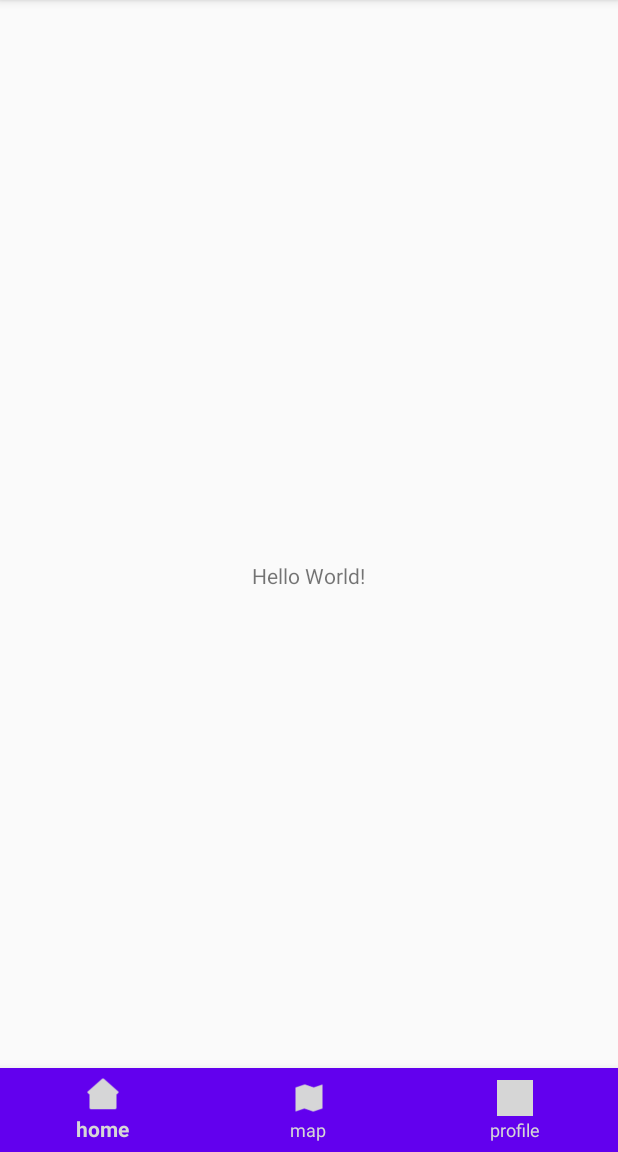
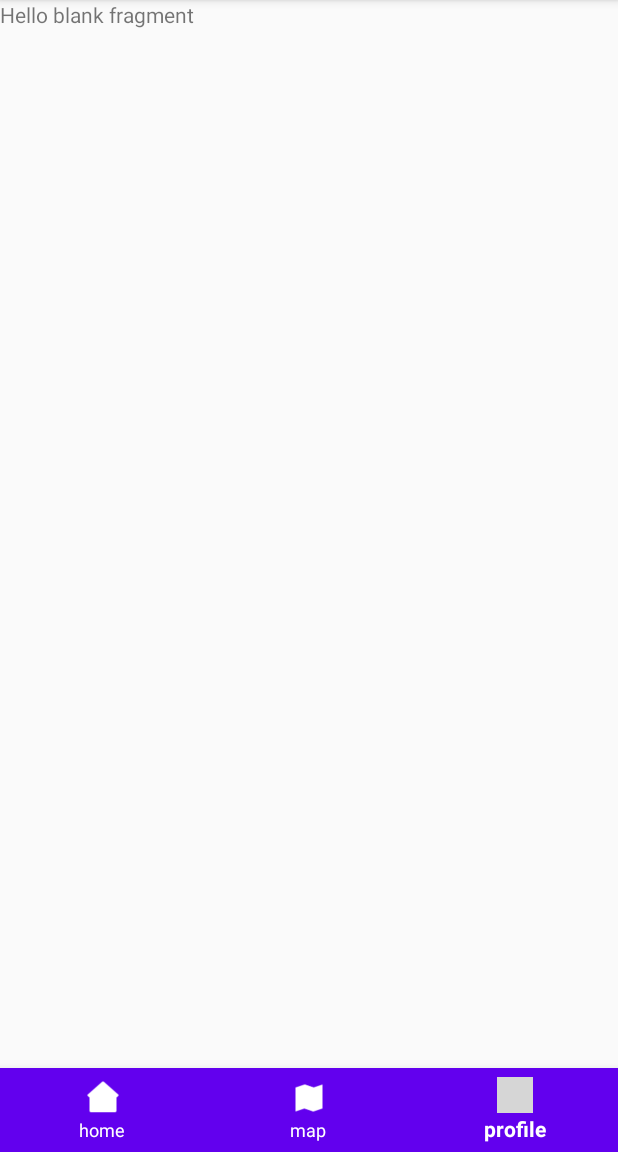
Before and after one commit to belainehi/android-app, an Android app: the MainActivity screen opened directly, with no data from a screen before it, on a phone screen of 412 x 824 dp, the part 84-1236 px from its top. Run offline under Robolectric (Android 15) with nearby library versions, the phone set to English and light mode, and no system bars; grey boxes are pictures that could not be loaded.

Commit message:
Completed Fragments and bottom navigation

```diff
--- a/app/build.gradle
+++ b/app/build.gradle
@@ -36,6 +36,8 @@ dependencies {
     implementation 'com.google.firebase:firebase-analytics:17.5.0'
     implementation 'com.google.firebase:firebase-database:19.3.1'
     implementation 'com.google.firebase:firebase-auth:19.3.2'
+    implementation 'com.squareup.picasso:picasso:2.71828'
+    implementation 'de.hdodenhof:circleimageview:3.1.0'
 
     implementation "androidx.appcompat:appcompat:${appCompatVersion}"
     implementation "com.google.android.material:material:${designSupportVersion}"
--- a/app/src/main/java/com/Team/volunteer_info/MainActivity.java
+++ b/app/src/main/java/com/Team/volunteer_info/MainActivity.java
@@ -2,15 +2,21 @@ package com.Team.volunteer_info;
 
 import androidx.annotation.NonNull;
 import androidx.appcompat.app.AppCompatActivity;
+import androidx.fragment.app.Fragment;
+import androidx.fragment.app.FragmentManager;
 
-import android.content.Intent;
 import android.os.Bundle;
 import android.view.MenuItem;
+import android.widget.Toast;
 
+import com.Team.volunteer_info.fragments.FragmentFeed;
+import com.Team.volunteer_info.fragments.MapFragment;
+import com.Team.volunteer_info.fragments.ProfileFragment;
 import com.google.android.material.bottomnavigation.BottomNavigationView;
 
 public class MainActivity extends AppCompatActivity {
     private BottomNavigationView bottomNavigationView;
+    final FragmentManager fragmentManager= getSupportFragmentManager();
 
     @Override
     protected void onCreate(Bundle savedInstanceState) {
@@ -19,26 +25,30 @@ public class MainActivity extends AppCompatActivity {
 
 
         bottomNavigationView = findViewById(R.id.bottom_navigation);
-
         bottomNavigationView.setOnNavigationItemSelectedListener(new BottomNavigationView.OnNavigationItemSelectedListener() {
             @Override
-            public boolean onNavigationItemSelected(@NonNull MenuItem item) {
-                switch (item.getItemId()) {
+            public boolean onNavigationItemSelected(@NonNull MenuItem menuItem) {
+                Fragment fragment;
+                switch (menuItem.getItemId()) {
                     case R.id.action_home:
-                        Intent a = new Intent(MainActivity.this, LoginActivity.class);
-                        startActivity(a);
-                        return true;
+                        fragment= new FragmentFeed();
+                        Toast.makeText(MainActivity.this,"Feed",Toast.LENGTH_SHORT).show();
+                        break;
                     case R.id.action_map:
-                        Intent b = new Intent(MainActivity.this, MapsActivity.class);
-                        startActivity(b);
-                        return true;
+                        fragment= new MapFragment();
+                        Toast.makeText(MainActivity.this,"Map",Toast.LENGTH_SHORT).show();
+                        break;
                     case R.id.action_profile:
-                        Intent c = new Intent(MainActivity.this, ProfileActivity.class);
-                        startActivity(c);
-                        return true;
-                    default: return true;
+                    default:
+                        fragment= new ProfileFragment();
+                        Toast.makeText(MainActivity.this,"Profile",Toast.LENGTH_SHORT).show();
+                        break;
+
                 }
+                fragmentManager.beginTransaction().replace(R.id.container,fragment).commit();
+                return true;
             }
         });
+        bottomNavigationView.setSelectedItemId(R.id.action_profile);
     }
 }
--- a/app/src/main/java/com/Team/volunteer_info/fragments/ProfileFragment.java
+++ b/app/src/main/java/com/Team/volunteer_info/fragments/ProfileFragment.java
@@ -9,11 +9,14 @@ import androidx.fragment.app.Fragment;
 import android.view.LayoutInflater;
 import android.view.View;
 import android.view.ViewGroup;
+import android.widget.TextView;
 
 import com.Team.volunteer_info.R;
 
 
 public class ProfileFragment extends Fragment {
+
+    private TextView textview;
 
     public ProfileFragment() {
         // Required empty public constructor
@@ -29,5 +32,7 @@ public class ProfileFragment extends Fragment {
     @Override
     public void onViewCreated(@NonNull View view, @Nullable Bundle savedInstanceState) {
         super.onViewCreated(view, savedInstanceState);
+
+        textview= view.findViewById(R.id.text_view);
     }
 }
--- a/app/src/main/res/color/white.xml
+++ /dev/null
@@ -1,4 +0,0 @@
-<?xml version="1.0" encoding="utf-8"?>
-<selector xmlns:android="http://schemas.android.com/apk/res/android">
-
-</selector>
--- a/app/src/main/res/layout/activity_main.xml
+++ b/app/src/main/res/layout/activity_main.xml
@@ -6,13 +6,11 @@
     android:layout_height="match_parent"
     tools:context=".MainActivity">
 
-    <TextView
-        android:layout_width="wrap_content"
-        android:layout_height="wrap_content"
-        android:layout_centerInParent="true"
-        android:text="Hello World!"
-        tools:layout_editor_absoluteX="167dp"
-        tools:layout_editor_absoluteY="356dp" />
+    <FrameLayout
+        android:layout_width="match_parent"
+        android:layout_height="match_parent"
+        android:id="@+id/container"
+        android:layout_above="@+id/bottom_navigation"/>
 
     <com.google.android.material.bottomnavigation.BottomNavigationView
         android:id="@+id/bottom_navigation"
--- a/app/src/main/res/layout/fragment_profile.xml
+++ b/app/src/main/res/layout/fragment_profile.xml
@@ -7,6 +7,7 @@
 
     <!-- TODO: Update blank fragment layout -->
     <TextView
+        android:id="@+id/text_view"
         android:layout_width="match_parent"
         android:layout_height="match_parent"
         android:text="@string/hello_blank_fragment" />
--- a/app/src/main/res/values/colors.xml
+++ b/app/src/main/res/values/colors.xml
@@ -5,6 +5,7 @@
     <color name="colorAccent">#03DAC5</color>
     <color name="black">#000000</color>
     <color name="white">#FFFFFF</color>
+    <color name="colorWhite">#FFFFFF</color>
     <color name="dark">#FF222222</color>
     <color name="mainColor">#90AADDAD</color>
 </resources>
```
Also changed, not shown: app/src/main/java/com/Team/volunteer_info/fragments/FragmentFeed.java (+26 -1 lines), app/src/main/java/com/Team/volunteer_info/fragments/HomeFragment.java (deleted, +0 -36 lines), app/src/main/java/com/Team/volunteer_info/fragments/MainFragment.java (deleted, +0 -33 lines), app/src/main/res/layout/fragment_home.xml (deleted, +0 -14 lines), app/src/main/res/layout/fragment_main.xml (deleted, +0 -14 lines).
